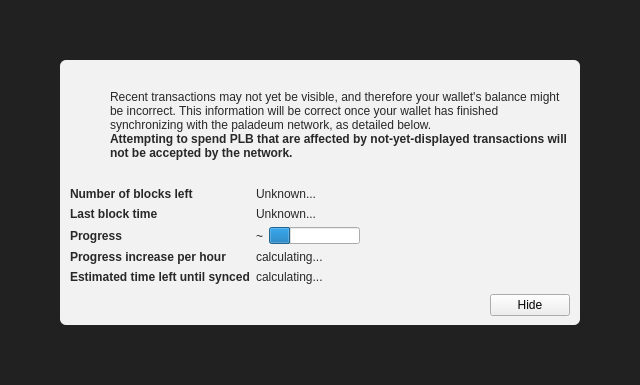
First picture: the form in src/qt/forms/modaloverlay.ui, repository PaladeumBlockchain/Paladeum, before the edit.
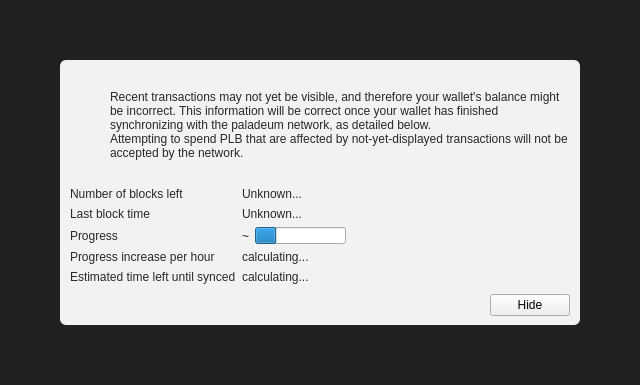
Second picture: the form after the edit. Icons and pictures are not drawn. Custom widgets are drawn as their Qt base class.

Patch:
```diff
--- a/src/qt/forms/modaloverlay.ui
+++ b/src/qt/forms/modaloverlay.ui
@@ -144,8 +144,8 @@
               <widget class="QLabel" name="infoTextStrong">
                <property name="font">
                 <font>
-                 <weight>75</weight>
-                 <bold>true</bold>
+                 <weight>57</weight>
+                 <bold>false</bold>
                 </font>
                </property>
                <property name="text">
@@ -207,8 +207,8 @@
             <widget class="QLabel" name="labelNumberOfBlocksLeft">
              <property name="font">
               <font>
-               <weight>75</weight>
-               <bold>true</bold>
+               <weight>57</weight>
+               <bold>false</bold>
               </font>
              </property>
              <property name="text">
@@ -227,8 +227,8 @@
             <widget class="QLabel" name="labelLastBlockTime">
              <property name="font">
               <font>
-               <weight>75</weight>
-               <bold>true</bold>
+               <weight>57</weight>
+               <bold>false</bold>
               </font>
              </property>
              <property name="text">
@@ -253,8 +253,8 @@
             <widget class="QLabel" name="labelSyncDone">
              <property name="font">
               <font>
-               <weight>75</weight>
-               <bold>true</bold>
+               <weight>57</weight>
+               <bold>false</bold>
               </font>
              </property>
              <property name="text">
@@ -287,8 +287,8 @@
             <widget class="QLabel" name="labelProgressIncrease">
              <property name="font">
               <font>
-               <weight>75</weight>
-               <bold>true</bold>
+               <weight>57</weight>
+               <bold>false</bold>
               </font>
              </property>
              <property name="text">
@@ -307,8 +307,8 @@
             <widget class="QLabel" name="labelEstimatedTimeLeft">
              <property name="font">
               <font>
-               <weight>75</weight>
-               <bold>true</bold>
+               <weight>57</weight>
+               <bold>false</bold>
               </font>
              </property>
              <property name="text">
```
